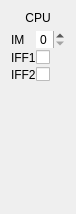
The window that ui/dbgwidgets/form_cpu.ui (samstyle/Xpeccy) describes before a commit, drawn with Qt 5.
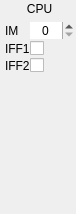
The same window after the commit.

Diff of the .ui file:
```diff
--- a/ui/dbgwidgets/form_cpu.ui
+++ b/ui/dbgwidgets/form_cpu.ui
@@ -14,6 +14,18 @@
    <string>Form</string>
   </property>
   <layout class="QVBoxLayout" name="verticalLayout">
+   <property name="leftMargin">
+    <number>5</number>
+   </property>
+   <property name="topMargin">
+    <number>2</number>
+   </property>
+   <property name="rightMargin">
+    <number>2</number>
+   </property>
+   <property name="bottomMargin">
+    <number>2</number>
+   </property>
    <item>
     <widget class="QLabel" name="labHeadCpu">
      <property name="text">
```
